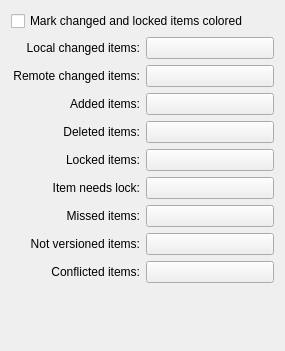
This is src/settings/dispcolor_settings.ui in KDE/kdesvn as Qt 5 draws it before an edit. The edited form follows.
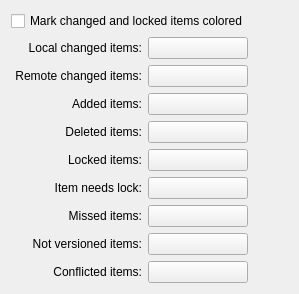
This is the edited form. Custom widgets are drawn as their Qt base class.

Commit message: No functional changes, just some layout fixes so they're at least usable (don't collapse, don't expand anywhere)

What changed in the file:
```diff
--- a/src/settings/dispcolor_settings.ui
+++ b/src/settings/dispcolor_settings.ui
@@ -2,19 +2,13 @@
 <ui version="4.0">
  <class>DispColorSettings</class>
  <widget class="QWidget" name="DispColorSettings">
-  <property name="geometry">
-   <rect>
-    <x>0</x>
-    <y>0</y>
-    <width>285</width>
-    <height>351</height>
-   </rect>
-  </property>
   <property name="windowTitle">
    <string>ColorSettings</string>
   </property>
-  <layout class="QVBoxLayout">
-   <item>
+  <layout class="QGridLayout" name="gridLayout_2">
+   <item row="0" column="0">
+    <layout class="QGridLayout" name="gridLayout">
+     <item row="0" column="0">
     <widget class="QCheckBox" name="kcfg_colored_state">
      <property name="text">
       <string>Mark changed and locked items colored</string>
@@ -24,7 +18,7 @@
      </property>
     </widget>
    </item>
-   <item>
+     <item row="1" column="0">
     <layout class="QGridLayout">
      <item row="8" column="1">
       <widget class="KColorButton" name="kcfg_color_conflicted_item">
@@ -35,6 +29,12 @@
      </item>
      <item row="0" column="1">
       <widget class="KColorButton" name="kcfg_color_changed_item">
+         <property name="maximumSize">
+          <size>
+           <width>100</width>
+           <height>16777215</height>
+          </size>
+         </property>
        <property name="text">
         <string/>
        </property>
@@ -211,7 +211,22 @@
      </item>
     </layout>
    </item>
-   <item>
+    </layout>
+   </item>
+   <item row="0" column="1">
+    <spacer name="horizontalSpacer">
+     <property name="orientation">
+      <enum>Qt::Horizontal</enum>
+     </property>
+     <property name="sizeHint" stdset="0">
+      <size>
+       <width>40</width>
+       <height>20</height>
+      </size>
+     </property>
+    </spacer>
+   </item>
+   <item row="1" column="0">
     <spacer>
      <property name="orientation">
       <enum>Qt::Vertical</enum>
@@ -222,7 +237,7 @@
      <property name="sizeHint" stdset="0">
       <size>
        <width>20</width>
-       <height>40</height>
+       <height>0</height>
       </size>
      </property>
     </spacer>
```
Lines whose indentation alone changed are shown as unchanged. The commit also changes 11 other files.
